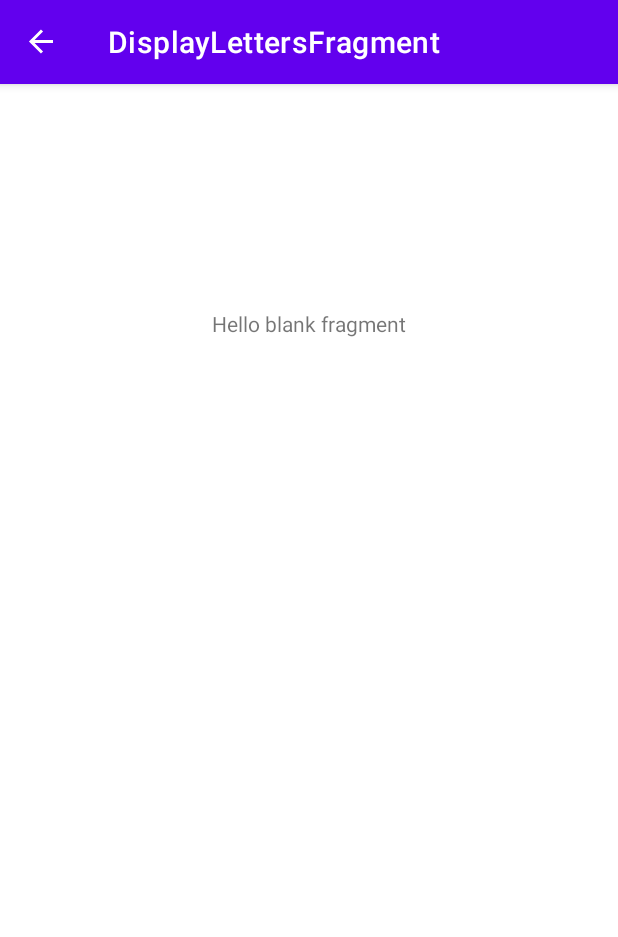
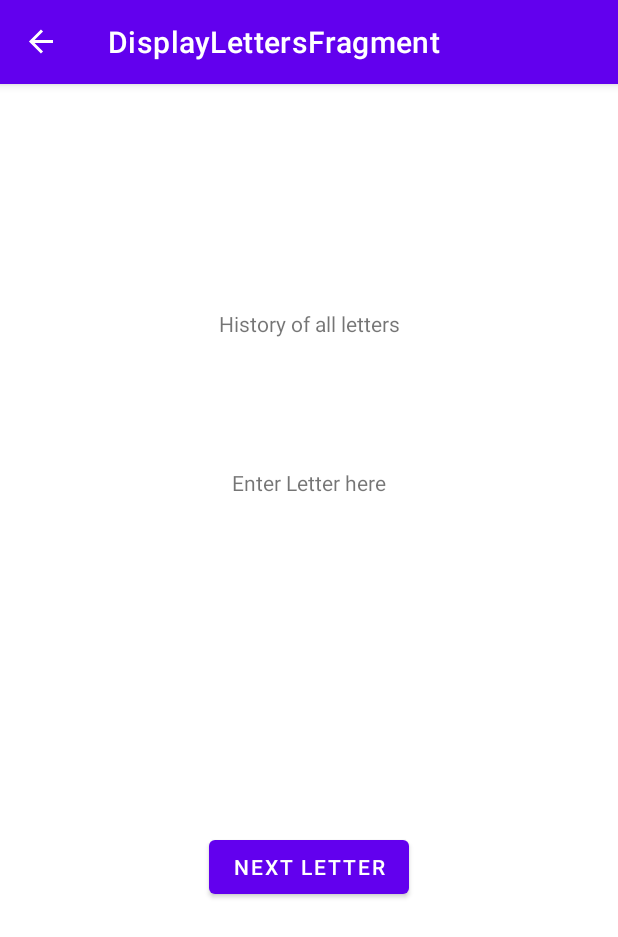
Before and after one commit to ralphguia/RandomLetterGenerator-Android, an Android app: the DisplayLettersFragment screen opened through its navigation route, on a phone screen of 412 x 824 dp. Shown: the top 937 px of the screen. Run offline under Robolectric (Android 15) with nearby library versions, the phone set to English and light mode, and no system bars; our stand-ins replace data binding, navigation-ui.

Commit message:
Designed the main page a little bit

```diff
--- a/app/src/main/res/layout/fragment_display_letters.xml
+++ b/app/src/main/res/layout/fragment_display_letters.xml
@@ -11,15 +11,37 @@
 
 
         <TextView
+            android:id="@+id/textView3"
             android:layout_width="wrap_content"
             android:layout_height="wrap_content"
-            android:text="@string/hello_blank_fragment"
+            android:text="History of all letters"
             app:layout_constraintBottom_toBottomOf="parent"
             app:layout_constraintEnd_toEndOf="parent"
             app:layout_constraintStart_toStartOf="parent"
             app:layout_constraintTop_toTopOf="parent"
             app:layout_constraintVertical_bias="0.2" />
 
+        <TextView
+            android:id="@+id/textView2"
+            android:layout_width="wrap_content"
+            android:layout_height="wrap_content"
+            android:text="Enter Letter here"
+            app:layout_constraintBottom_toBottomOf="parent"
+            app:layout_constraintEnd_toEndOf="parent"
+            app:layout_constraintStart_toStartOf="parent"
+            app:layout_constraintTop_toBottomOf="@+id/textView3"
+            app:layout_constraintVertical_bias="0.15" />
+
+        <Button
+            android:id="@+id/button"
+            android:layout_width="wrap_content"
+            android:layout_height="wrap_content"
+            android:text="Next Letter"
+            app:layout_constraintBottom_toBottomOf="parent"
+            app:layout_constraintEnd_toEndOf="parent"
+            app:layout_constraintStart_toStartOf="parent"
+            app:layout_constraintTop_toBottomOf="@+id/textView2" />
+
     </androidx.constraintlayout.widget.ConstraintLayout>
 
 </layout>
```
